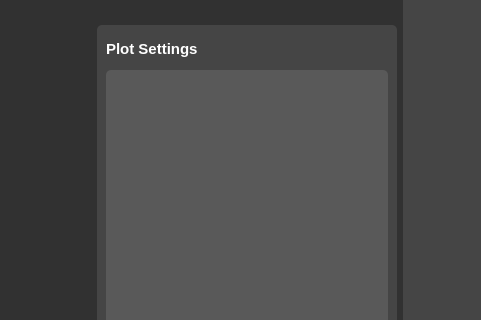
Above: main.ui from GlebVas1/PyQt-Convay-Game before the change; both pictures show x 0 to 481 and y 250 to 570 of the 1300 by 900 pixel window. Below: the same form after it.
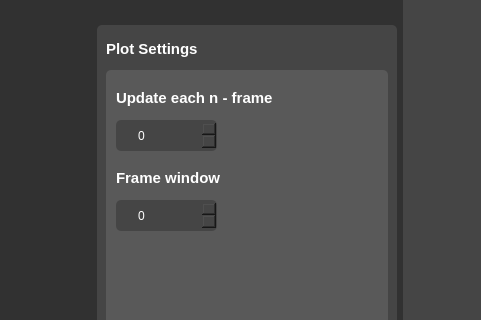
That is the form after the change. The open tabs and pages were chosen to show the change. Icons and pictures are not drawn. Custom widgets are drawn as their Qt base class.

Commit message: color pallete update

```diff
--- a/main.ui
+++ b/main.ui
@@ -1815,6 +1815,126 @@
                <property name="frameShadow">
                 <enum>QFrame::Raised</enum>
                </property>
+               <widget class="QLabel" name="label_3">
+                <property name="geometry">
+                 <rect>
+                  <x>10</x>
+                  <y>20</y>
+                  <width>251</width>
+                  <height>16</height>
+                 </rect>
+                </property>
+                <property name="font">
+                 <font>
+                  <pointsize>11</pointsize>
+                  <weight>75</weight>
+                  <bold>true</bold>
+                 </font>
+                </property>
+                <property name="styleSheet">
+                 <string notr="true">color : white</string>
+                </property>
+                <property name="text">
+                 <string>Update each n - frame</string>
+                </property>
+               </widget>
+               <widget class="QSpinBox" name="spinBox_6">
+                <property name="geometry">
+                 <rect>
+                  <x>10</x>
+                  <y>50</y>
+                  <width>101</width>
+                  <height>31</height>
+                 </rect>
+                </property>
+                <property name="styleSheet">
+                 <string notr="true">
+QSpinBox {
+border-radius : 5px;
+background-color : rgb(69, 69, 69); 
+color : white;
+padding-left : 5px;
+padding-left : 20px;
+}
+
+QSpinBox::up-button {
+subcontrol-origin: border;
+subcontrol-position: center right; 
+border-image: url(:/icons/arrow_right.png);
+border-right-width:10;
+width: 10px;
+}
+
+QSpinBox::down-button {
+subcontrol-origin: border;
+border-right-width:30;	
+subcontrol-position: center right ;
+border-image: url(:/icons/arrow_left.png) 1;
+width: 10px;
+
+}</string>
+                </property>
+               </widget>
+               <widget class="QLabel" name="label_4">
+                <property name="geometry">
+                 <rect>
+                  <x>10</x>
+                  <y>100</y>
+                  <width>251</width>
+                  <height>16</height>
+                 </rect>
+                </property>
+                <property name="font">
+                 <font>
+                  <pointsize>11</pointsize>
+                  <weight>75</weight>
+                  <bold>true</bold>
+                 </font>
+                </property>
+                <property name="styleSheet">
+                 <string notr="true">color : white</string>
+                </property>
+                <property name="text">
+                 <string>Frame window</string>
+                </property>
+               </widget>
+               <widget class="QSpinBox" name="spinBox_7">
+                <property name="geometry">
+                 <rect>
+                  <x>10</x>
+                  <y>130</y>
+                  <width>101</width>
+                  <height>31</height>
+                 </rect>
+                </property>
+                <property name="styleSheet">
+                 <string notr="true">
+QSpinBox {
+border-radius : 5px;
+background-color : rgb(69, 69, 69); 
+color : white;
+padding-left : 5px;
+padding-left : 20px;
+}
+
+QSpinBox::up-button {
+subcontrol-origin: border;
+subcontrol-position: center right; 
+border-image: url(:/icons/arrow_right.png);
+border-right-width:10;
+width: 10px;
+}
+
+QSpinBox::down-button {
+subcontrol-origin: border;
+border-right-width:30;	
+subcontrol-position: center right ;
+border-image: url(:/icons/arrow_left.png) 1;
+width: 10px;
+
+}</string>
+                </property>
+               </widget>
               </widget>
              </item>
             </layout>
```
Left out of the diff: 14 changed lines with no effect on the pictures. The commit also changes 8 other files.
